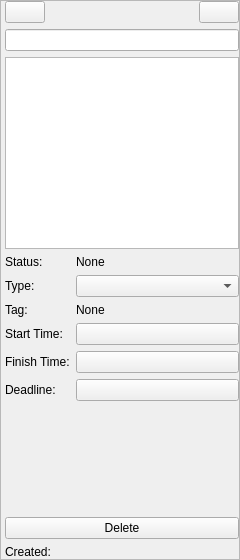
The window that SourceCode/Revelation/RevelationRightSidebar.ui (rhzxg/Revelation) describes before a commit, drawn with Qt 5.
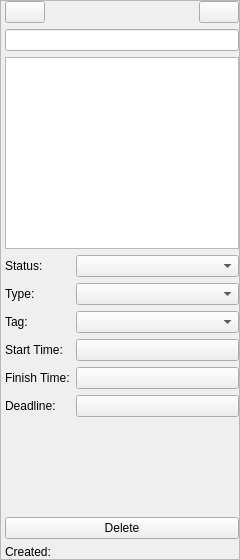
The same window after the commit. Custom widgets are drawn as their Qt base class.

Commit message: feat: change status, type & tag label to combobox

Patch:
```diff
--- a/SourceCode/Revelation/RevelationRightSidebar.ui
+++ b/SourceCode/Revelation/RevelationRightSidebar.ui
@@ -71,13 +71,6 @@
              </property>
             </widget>
            </item>
-           <item row="0" column="1">
-            <widget class="FluLabel" name="labelStatus">
-             <property name="text">
-              <string>None</string>
-             </property>
-            </widget>
-           </item>
            <item row="1" column="0">
             <widget class="FluLabel" name="label">
              <property name="text">
@@ -92,13 +85,6 @@
              </property>
             </widget>
            </item>
-           <item row="2" column="1">
-            <widget class="FluLabel" name="labelTag">
-             <property name="text">
-              <string>None</string>
-             </property>
-            </widget>
-           </item>
            <item row="3" column="0">
             <widget class="FluLabel" name="label_4">
              <property name="text">
@@ -144,6 +130,12 @@
            <item row="1" column="1">
             <widget class="FluComboBox" name="cbType"/>
            </item>
+           <item row="0" column="1">
+            <widget class="FluComboBox" name="cbStatus"/>
+           </item>
+           <item row="2" column="1">
+            <widget class="FluComboBox" name="cbTag"/>
+           </item>
           </layout>
          </item>
          <item row="3" column="0">
```
The commit also changes 1 other file.
